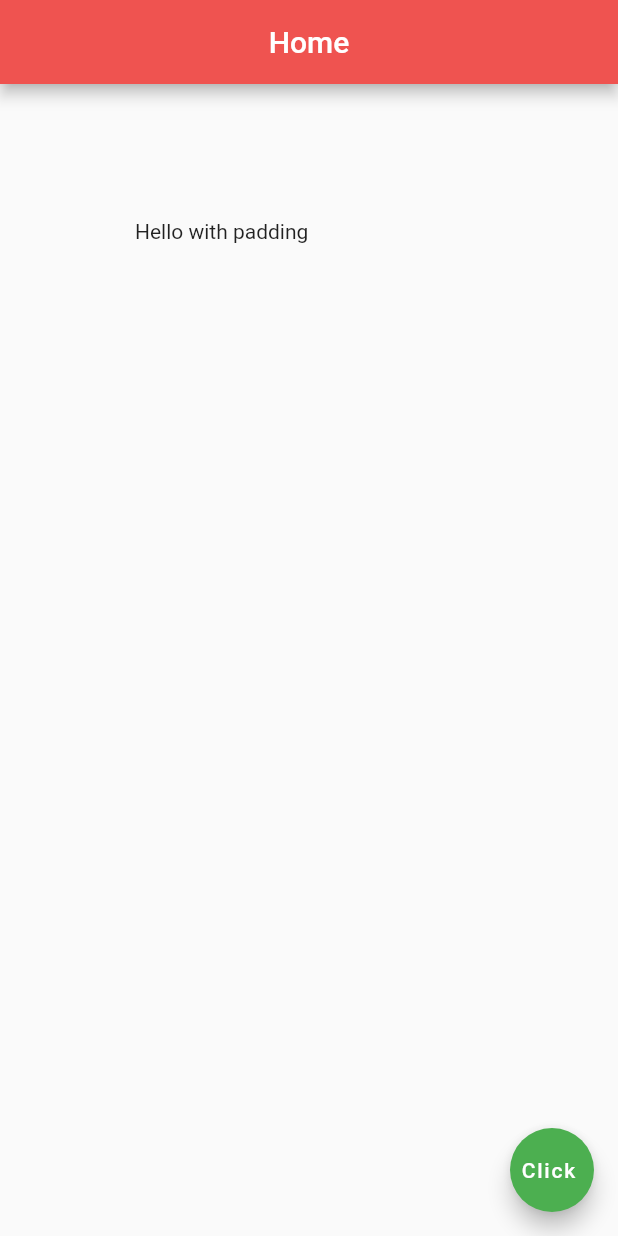
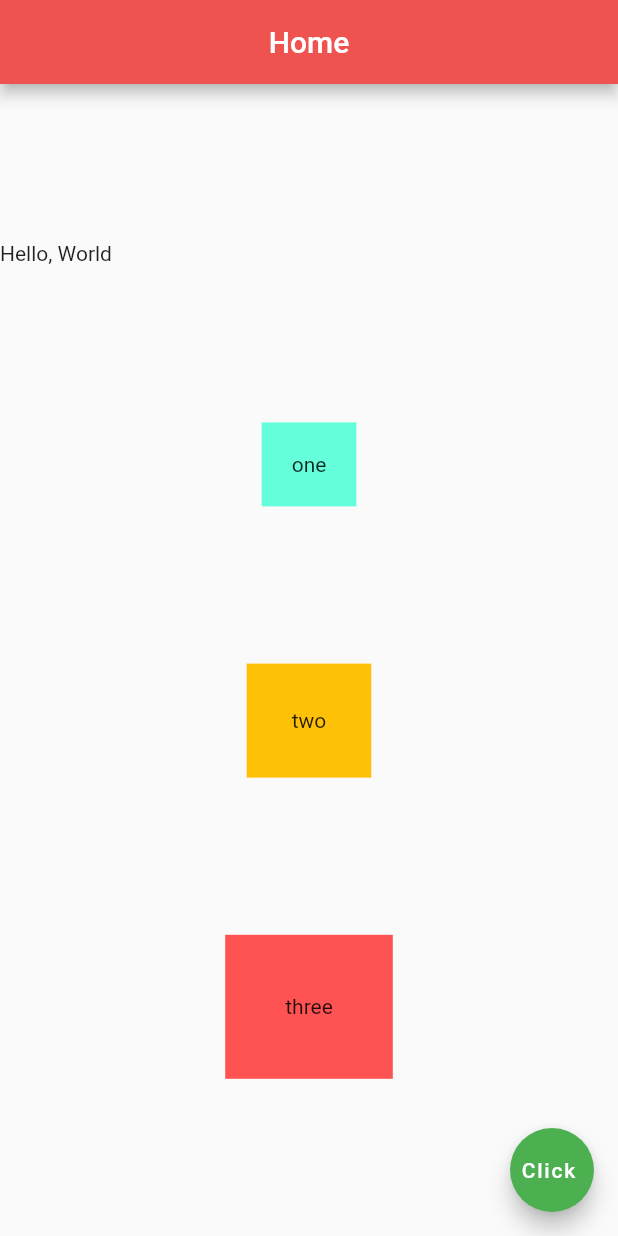
Before and after one commit to Tejas-Rote/Flutter_Basics, a Flutter app: the screen it shows after launch, on a phone screen of 412 x 824 dp. Run offline on Flutter 3.47's test engine with Material 2 defaults, Android fonts, the light colour scheme and no system bars.

Commit message:
Video-11&12 Rows and Columns

```diff
--- a/firstapp/lib/main.dart
+++ b/firstapp/lib/main.dart
@@ -25,23 +25,84 @@
         centerTitle: true,
         backgroundColor: Colors.red[400],
       ),
-      body:
-      //---video-10
-      Padding(
-        padding: EdgeInsets.all(90),
-        child: Text('Hello with padding'),
+      body:Column(
+        mainAxisAlignment: MainAxisAlignment.spaceEvenly,
+        crossAxisAlignment: CrossAxisAlignment.center,
+        children: <Widget>[
+          Row(
+            children: <Widget>[  // studio telling to use const with constant containers.
+              Text('Hello, '),
+              Text('World'),
+            ],
+          ),
+
+          Container(
+            padding: EdgeInsets.all(20),
+            color: Colors.tealAccent,
+            child: Text('one'),
+          ),
+
+          Container(
+            padding: EdgeInsets.all(30),
+            color: Colors.amber,
+            child: Text('two'),
+          ),
+
+          Container(
+            padding: EdgeInsets.all(40),
+            color: Colors.redAccent[200],
+            child: Text('three'),
+          ),
+        ],
       ),
 
-      // Container(
-      //   margin: EdgeInsets.all(30.0),
-      //   padding: EdgeInsets.fromLTRB(10, 20, 30, 40),
-      //   // padding: EdgeInsets.symmetric(horizontal: 20.0, vertical: 10),
-      //   color:Colors.grey[350],
-      //   child: Text('Hello'),
-      // ),
+    //   // ---- video-11
+    //   Row(
+    //     mainAxisAlignment: MainAxisAlignment.spaceEvenly,
+    //     // mainAxisAlignment: MainAxisAlignment.center,
+    //     // mainAxisAlignment: MainAxisAlignment.spaceAround,
+    //
+    //     // crossAxisAlignment: CrossAxisAlignment.start,
+    //     // crossAxisAlignment: CrossAxisAlignment.end,
+    //     crossAxisAlignment: CrossAxisAlignment.start,
+    //     // crossAxisAlignment: CrossAxisAlignment.stretch,
+    //     children:  <Widget>[ // studio telling to use const with constant containers.
+    //       Text('Hello World'),
+    //       ElevatedButton(
+    //         style: ElevatedButton.styleFrom(
+    //           primary: Colors.amber,
+    //           onPrimary: Colors.black,
+    //         ),
+    //         onPressed: (){},
+    //         child: Text('Click me'),
+    //       ),
+    //       Container(
+    //         color: Colors.tealAccent,
+    //         padding: EdgeInsets.all(20),
+    //         child: Text('Child of container'),
+    //       )
+    //     ],
+    //   ),
+    //
+    // // ---
 
 
-      // -----
+      // //---video-10
+      // Padding(
+      //   padding: EdgeInsets.all(90),
+      //   child: Text('Hello with padding'),
+      // ),
+      //
+      // // Container(
+      // //   margin: EdgeInsets.all(30.0),
+      // //   padding: EdgeInsets.fromLTRB(10, 20, 30, 40),
+      // //   // padding: EdgeInsets.symmetric(horizontal: 20.0, vertical: 10),
+      // //   color:Colors.grey[350],
+      // //   child: Text('Hello'),
+      // // ),
+      //
+      //
+      // // -----
 
 
       //--- video-9
```
